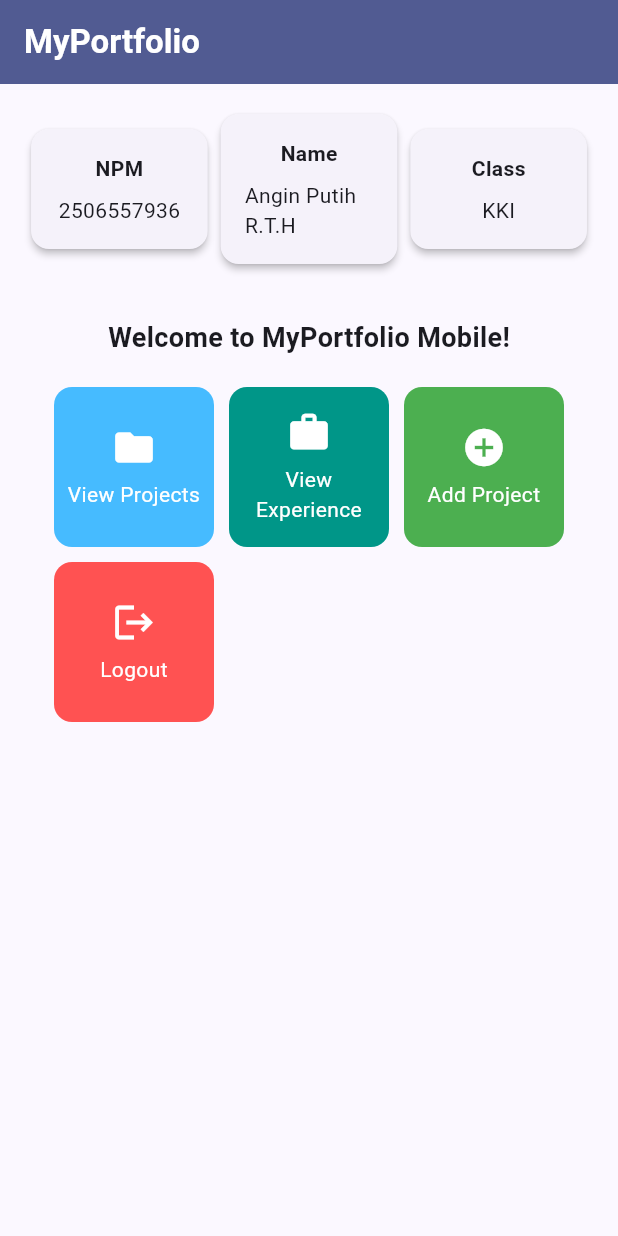
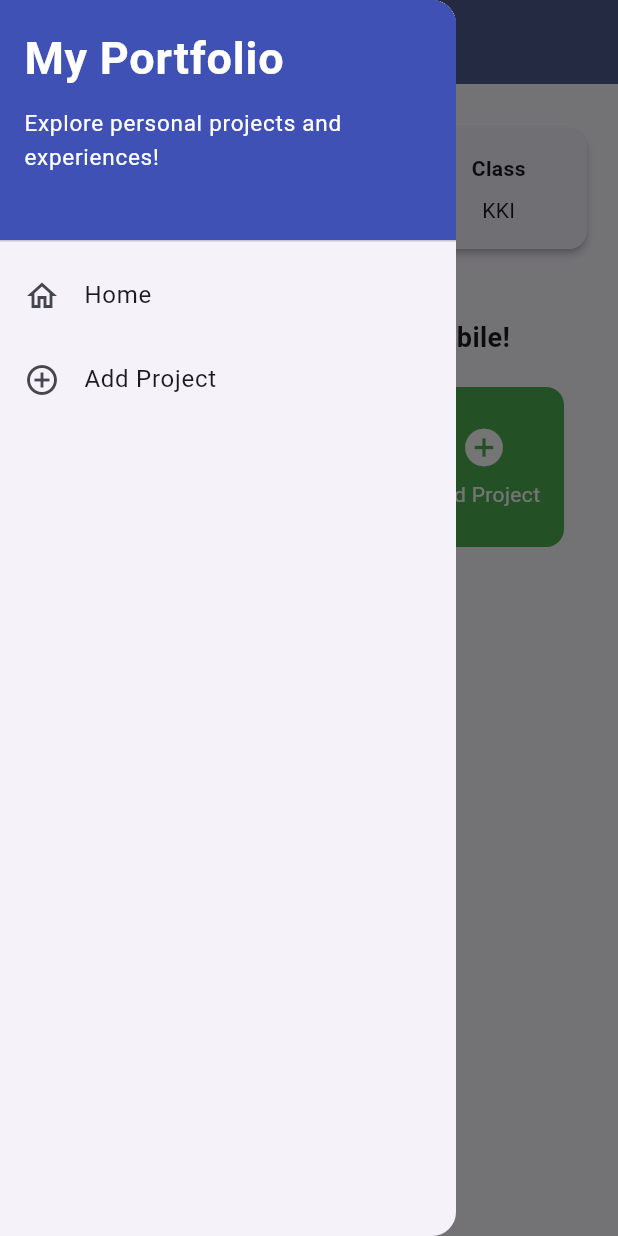
Before and after one commit to anginputih-droid/myportofolio_mobile, a Flutter app: the screen it shows after launch, with the side drawer open (before the commit the screen has no drawer), on a phone screen of 412 x 824 dp. Run offline on Flutter 3.47's test engine with Material 3 defaults, Android fonts, the phone set to English and light mode, and no system bars; our stand-ins replace material_ui.

Commit message:
Add project form page with drawer

```diff
--- a/lib/menu.dart
+++ b/lib/menu.dart
@@ -1,4 +1,5 @@
 import 'package:flutter/material.dart';
+import 'package:myportofolio_mobile/widgets/left_drawer.dart';
 
 class MyHomePage extends StatelessWidget {
   MyHomePage({super.key});
@@ -26,7 +27,9 @@ class MyHomePage extends StatelessWidget {
           ),
         ),
         backgroundColor: Theme.of(context).colorScheme.primary,
+        iconTheme: const IconThemeData(color: Colors.white)
       ),
+      drawer: const LeftDrawer(),
       body: SingleChildScrollView(
           child: Padding(
           padding: const EdgeInsets.all(16.0),
--- /dev/null
+++ b/lib/widgets/left_drawer.dart
@@ -0,0 +1,66 @@
+import 'package:material_ui/material_ui.dart';
+import 'package:myportofolio_mobile/menu.dart';
+// TODO: Import ProjectFormPage after creating it
+
+class LeftDrawer extends StatelessWidget {
+  const LeftDrawer({super.key});
+
+  @override
+  Widget build(BuildContext context) {
+    return Drawer(
+      child: ListView(
+        children: [
+          const DrawerHeader(
+            decoration: BoxDecoration(
+              color: Colors.indigo,
+            ),
+            child: Column(
+              crossAxisAlignment: CrossAxisAlignment.start,
+              children: [
+                Text(
+                  'My Portfolio',
+                  style: TextStyle(
+                    fontSize: 30,
+                    fontWeight: FontWeight.bold,
+                    color: Colors.white,
+                  ),
+                ),
+                SizedBox(height: 10),
+                Text(
+                  'Explore personal projects and experiences!',
+                  style: TextStyle(
+                    fontSize: 15,
+                    color: Colors.white,
+                  ),
+                ),
+              ],
+            ),
+          ),
+          ListTile(
+            leading: const Icon(Icons.home_outlined),
+            title: const Text('Home'),
+            // Navigate to the portfolio home screen
+            onTap: () {
+              Navigator.pushReplacement(
+                context,
+                MaterialPageRoute(
+                  builder: (context) => MyHomePage(),
+                ),
+              );
+            },
+          ),
+          ListTile(
+            leading: const Icon(Icons.add_circle_outline),
+            title: const Text('Add Project'),
+            // Navigate to the Add Project screen
+            onTap: () {
+              /*
+              TODO: Add a route to ProjectFormPage after creating it.
+              */
+            },
+          ),
+        ],
+      ),
+    );
+  }
+}
--- a/pubspec.yaml
+++ b/pubspec.yaml
@@ -34,6 +34,7 @@ dependencies:
   # The following adds the Cupertino Icons font to your application.
   # Use with the CupertinoIcons class for iOS style icons.
   cupertino_icons: ^1.0.8
+  material_ui: ^1.11.1
 
 dev_dependencies:
   flutter_test:
```
Also changed, not shown: lib/project_form.dart (added, +204 -0 lines), pubspec.lock.
